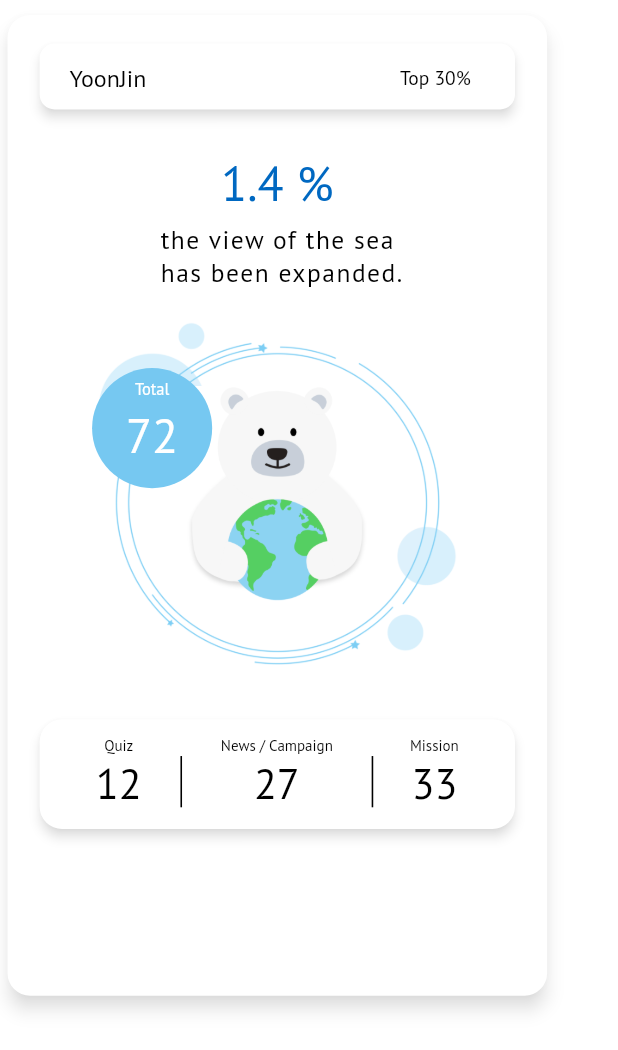
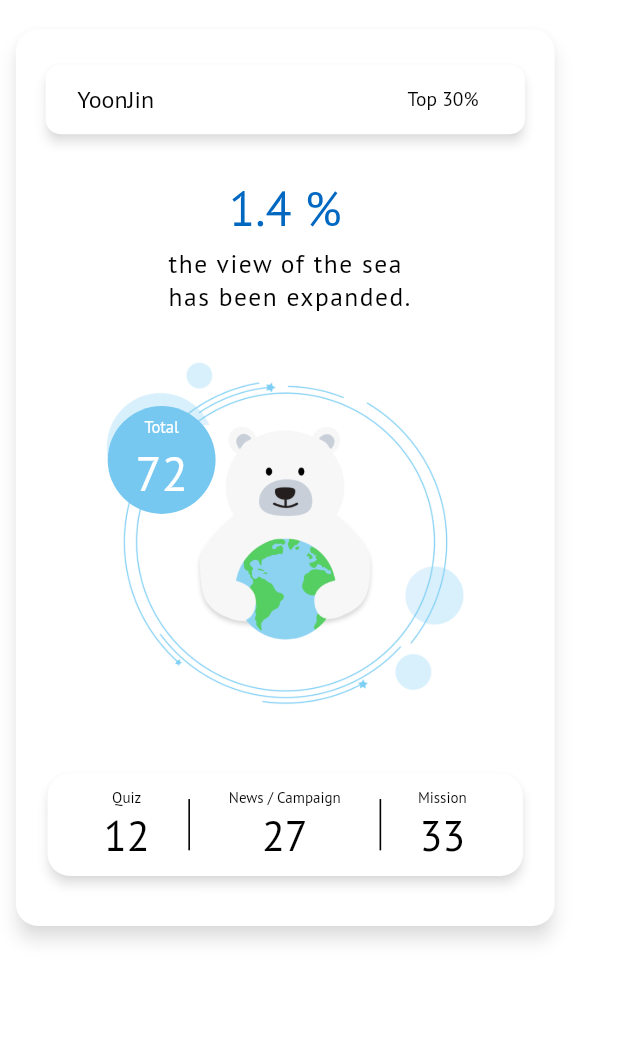
Before and after one commit to 2022-GDSC-Solution-Challenge/seaya_app, a Flutter app: the Sea screen opened directly, on a phone screen of 412 x 824 dp. Shown: the top 1050 px of the screen. Run offline on Flutter 3.47's test engine with Material 2 defaults, Android fonts, the phone set to English and light mode, and no system bars.

Commit message:
5번 물결제외

```diff
--- a/lib/screens/mainhomepage/Sea.dart
+++ b/lib/screens/mainhomepage/Sea.dart
@@ -34,25 +34,30 @@ class _SeaState extends State<Sea> with SingleTickerProviderStateMixin {
 
     final standardDeviceWidth = 390;
     final standardDeviceHeight = 844;
+    final double sh = (height / standardDeviceHeight);
+    final double sd = (width / standardDeviceWidth);
 
     return Scaffold(
       backgroundColor: Colors.white,
       body: SingleChildScrollView(
-        child: Container(
-          //color: Colors.amber,
-          width: 350 * (width / standardDeviceWidth),
-          height: 685 * (height / standardDeviceHeight),
-          child: Card(
+        scrollDirection: Axis.vertical,
+        child: Column(
+          crossAxisAlignment: CrossAxisAlignment.center,
+          children: <Widget>[
+            SizedBox(
+              height: 10 * (height / standardDeviceHeight),
+            ),
+            Card(
               elevation: 5.0,
-            margin: EdgeInsets.fromLTRB(5, 10, 5, 5),
+              margin: EdgeInsets.fromLTRB(10*sd,10 * sh, 10*sd, 10 * sh),
               shadowColor: Colors.grey.withOpacity(0.4),
               shape: RoundedRectangleBorder(
                 borderRadius: BorderRadius.circular(15.0),
               ),
               child: Container(
-              padding: new EdgeInsets.fromLTRB(0, 15, 0, 0),
-              //width: 340 * (width / standardDeviceWidth),
-              //height: 650 * (height / standardDeviceHeight),
+                padding: new EdgeInsets.fromLTRB(15*sd, 20 * sh, 15*sd, 20*sh),
+                width: 340 * (width / standardDeviceWidth),
+                //height: 680 * (height / standardDeviceHeight),
                 // decoration: BoxDecoration(
                 //   borderRadius: BorderRadius.circular(10.0),
                 // ),
@@ -67,13 +72,14 @@ class _SeaState extends State<Sea> with SingleTickerProviderStateMixin {
                         borderRadius: BorderRadius.circular(10.0),
                       ),
                       child: Container(
-                        height: 45 * (height / standardDeviceHeight),
-                        width: 300 * (width / standardDeviceWidth),
+                        //height: 45 * (height / standardDeviceHeight),
+                        //width: 300 * (width / standardDeviceWidth),
                         decoration: BoxDecoration(
                           borderRadius: BorderRadius.circular(10.0),
+
                         ),
                         child: Container(
-                          padding: const EdgeInsets.only(left: 20, top: 3),
+                          padding:  EdgeInsets.fromLTRB(20*sd,13*sh,15*sd,13*sh),
                           child: Row(children: [
                             //사용자 이름
                             Text(
@@ -126,16 +132,12 @@ class _SeaState extends State<Sea> with SingleTickerProviderStateMixin {
                       ]),
                     ),
                     SizedBox(
-                      height: 10 * (height / standardDeviceHeight),
+                      height: 20 * (height / standardDeviceHeight),
                     ),
                     //메인 배경 이미지
                     Stack(
                       alignment: Alignment.center,
                       children: [
-                        // Positioned(
-                        //     top: 12 * (height / standardDeviceHeight),
-                        //left: 50 * ( width / standardDeviceWidth) ,
-                        //child:
                         Container(
                           child: Image(
                             width: 240.0 * (width / standardDeviceWidth),
@@ -146,10 +148,6 @@ class _SeaState extends State<Sea> with SingleTickerProviderStateMixin {
                         ),
                         //),
                         //북극곰 이미지
-                        // Positioned(
-                        //   top: 72 * (height / standardDeviceHeight),
-                        //   //left: 113,
-                        //   child:
                         Container(
                           child: Image(
                             width: 115.0 * (width / standardDeviceWidth),
@@ -160,12 +158,12 @@ class _SeaState extends State<Sea> with SingleTickerProviderStateMixin {
                         ),
                         // ),
                         Positioned(
-                          top: 44 * (height / standardDeviceHeight),
-                          left: 0 * (width / standardDeviceWidth),
+                          top: 43 * (height / standardDeviceHeight),
+                          left: 1 * (width / standardDeviceWidth),
                           child: Container(
                             width: 82.0 * (width / standardDeviceWidth),
-                            height: 82.0 * (height / standardDeviceHeight),
-                            padding: const EdgeInsets.fromLTRB(0,7,0,0),
+                            //height: 82.0 * (height / standardDeviceHeight),
+                            padding: const EdgeInsets.fromLTRB(0, 7, 0, 7),
                             decoration: new BoxDecoration(
                               color: Color.fromARGB(255, 118, 200, 241),
                               shape: BoxShape.circle,
@@ -200,7 +198,7 @@ class _SeaState extends State<Sea> with SingleTickerProviderStateMixin {
                       ],
                     ),
                     SizedBox(
-                      height: 20 * (height / standardDeviceHeight),
+                      height: 30 * (height / standardDeviceHeight),
                     ),
                     //세부점수 카드
                     Card(
@@ -210,23 +208,20 @@ class _SeaState extends State<Sea> with SingleTickerProviderStateMixin {
                         borderRadius: BorderRadius.circular(15.0),
                       ),
                       child: Container(
-                        height: 75 * (height / standardDeviceHeight),
+                        //height: 75 * (height / standardDeviceHeight),
                         width: 300 * (width / standardDeviceWidth),
                         decoration: BoxDecoration(
                           borderRadius: BorderRadius.circular(10.0),
-                          //color: Colors.amberAccent,
+                          //color: Color.fromARGB(255, 43, 145, 204),
                         ),
                         child: Container(
-                          padding: const EdgeInsets.only(top: 10),
-
+                          padding:  EdgeInsets.fromLTRB(0,10*sh,0,10*sh),
                           child: Row(
                               mainAxisAlignment: MainAxisAlignment.center,
                               children: [
                                 //퀴즈 점수
                                 Container(
-                                  //color: Colors.blue,
-                                  height: 63 * (height / standardDeviceHeight),
-
+                                  //height: 63 * (height / standardDeviceHeight),
                                   child: Column(
                                     children: [
                                       Text(
@@ -260,7 +255,7 @@ class _SeaState extends State<Sea> with SingleTickerProviderStateMixin {
                                 //뉴스&켐페인 점수
                                 Container(
                                   //color: Colors.blue,
-                                  height: 63 * (height / standardDeviceHeight),
+                                  //height: 63 * (height / standardDeviceHeight),
 
                                   child: Column(
                                     crossAxisAlignment:
@@ -297,7 +292,7 @@ class _SeaState extends State<Sea> with SingleTickerProviderStateMixin {
                                 //미션 점수
                                 Container(
                                   ///color: Colors.blue,
-                                  height: 63 * (height / standardDeviceHeight),
+                                  //height: 63 * (height / standardDeviceHeight),
                                   child: Column(
                                     crossAxisAlignment:
                                         CrossAxisAlignment.center,
@@ -323,9 +318,14 @@ class _SeaState extends State<Sea> with SingleTickerProviderStateMixin {
                         ),
                       ),
                     ),
-                  ]),
+                    SizedBox(
+                      height: 10 * (height / standardDeviceHeight),
+                    ),
+                  ],
                 ),
               ),
+            ),
+          ],
         ),
       ),
     );
```
Lines whose indentation alone changed are shown as unchanged.
